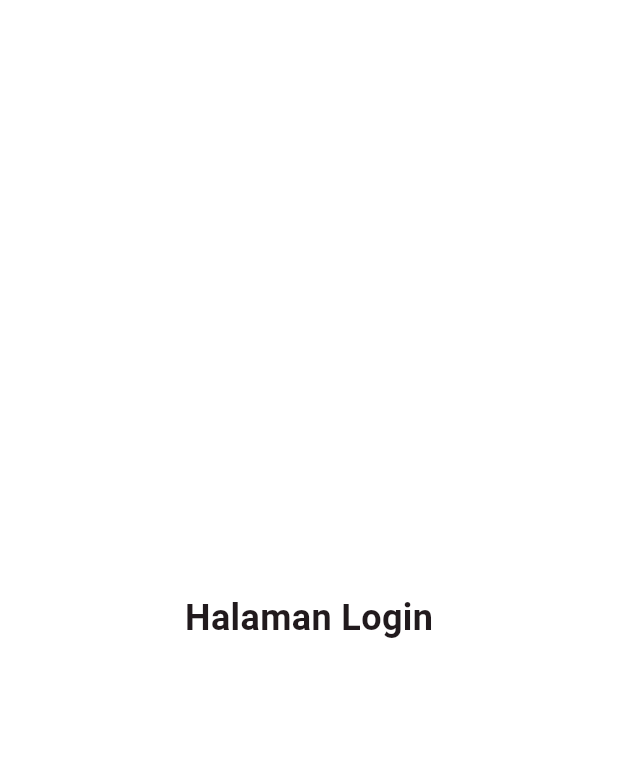
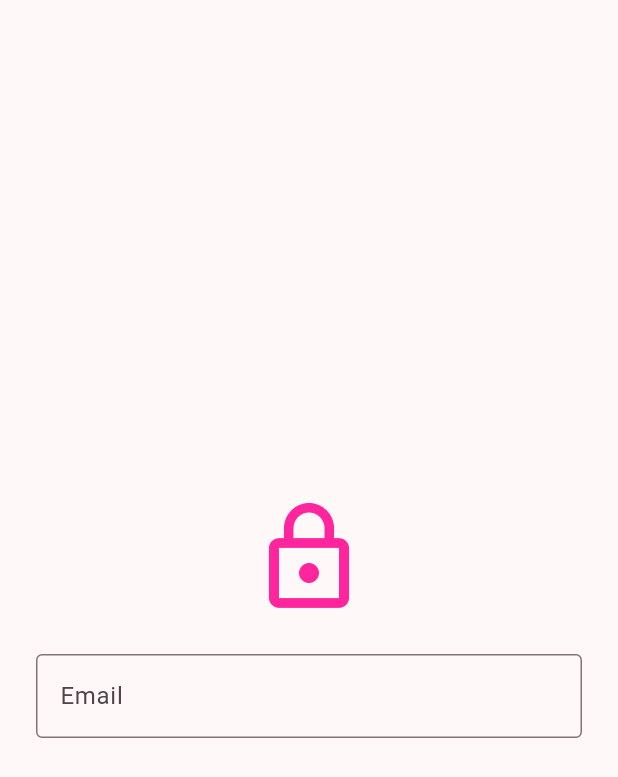
Before and after one commit to Julianarwansah/tugas_week_6_1123150112, a Flutter app: the screen it shows after launch, on a phone screen of 412 x 824 dp. Shown: the top 777 px of the screen. Run offline on Flutter 3.47's test engine with Material 3 defaults, Android fonts, the phone set to English and light mode, and no system bars.

Commit message:
Menambahkan form input email

```diff
--- a/lib/login/login.dart
+++ b/lib/login/login.dart
@@ -8,14 +8,47 @@ class JulLogin extends StatefulWidget {
 }
 
 class _JulLoginState extends State<JulLogin> {
+  final _formKey = GlobalKey<FormState>();
+  final _emailController = TextEditingController();
+
+  @override
+  void dispose() {
+    _emailController.dispose();
+    super.dispose();
+  }
+
   @override
   Widget build(BuildContext context) {
     return Scaffold(
-      backgroundColor: Colors.white,
-      body: const Center(
-        child: Text(
-          "Halaman Login",
-          style: TextStyle(fontSize: 24, fontWeight: FontWeight.bold),
+      body: Center(
+        child: Padding(
+          padding: const EdgeInsets.all(24),
+          child: Form(
+            key: _formKey,
+            child: Column(
+              mainAxisAlignment: MainAxisAlignment.center,
+              children: [
+                Icon(Icons.lock_outline, size: 80, color: const Color.fromARGB(255, 255, 37, 157)),
+                const SizedBox(height: 24),
+                TextFormField(
+                  controller: _emailController,
+                  decoration: const InputDecoration(
+                    labelText: 'Email',
+                    border: OutlineInputBorder(),
+                  ),
+                  validator: (value) {
+                    if (value == null || value.isEmpty) {
+                      return 'Email tidak boleh kosong';
+                    }
+                    if (!value.contains('@')) {
+                      return 'Email tidak valid';
+                    }
+                    return null;
+                  },
+                ),
+              ],
+            ),
+          ),
         ),
       ),
     );
```
